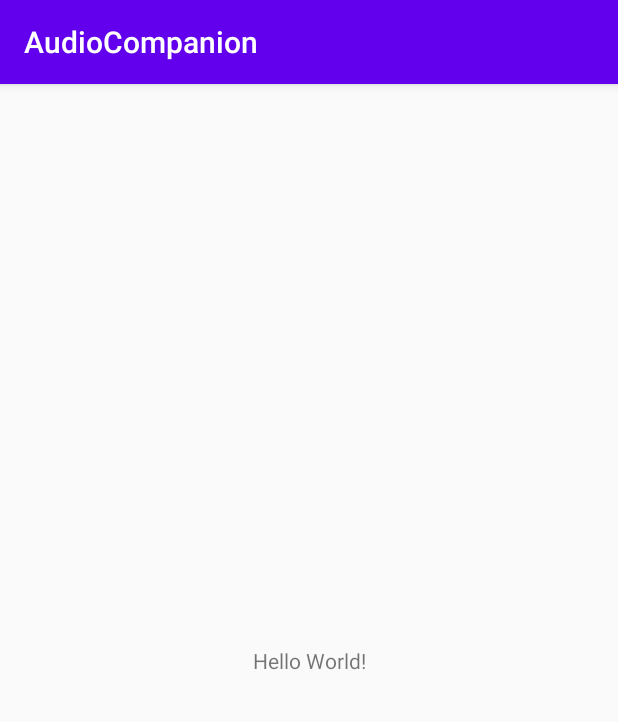
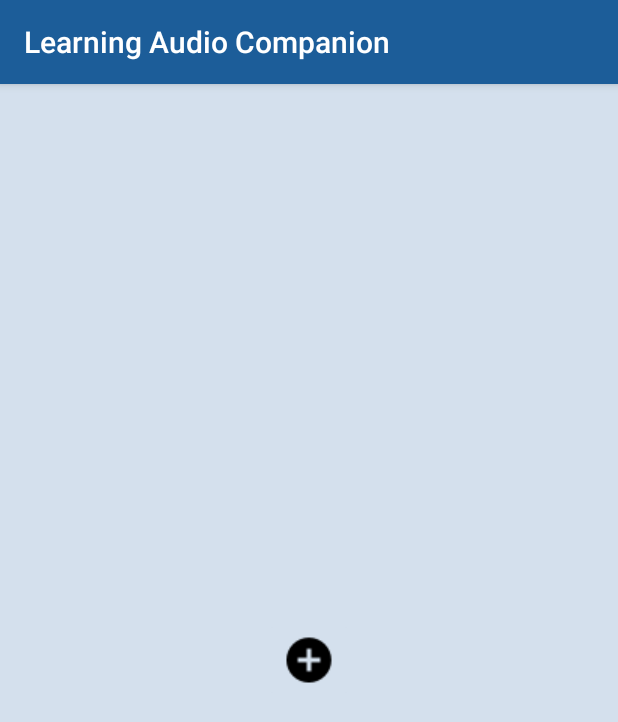
Before and after one commit to honchomort/AudioCompanion, an Android app: the screen it shows after launch (MainActivity before the commit, ListAudio after it), on a phone screen of 412 x 824 dp. Shown: the top 722 px of the screen. Run offline under Robolectric (Android 15) with nearby library versions, the phone set to English and light mode, and no system bars.

Commit message:
Added colour scheme 2 Activities created for listing and recording audio basic media recording functions added

```diff
--- /dev/null
+++ b/app/src/main/java/com/gads/audiocompanion/ListAudio.java
@@ -0,0 +1,33 @@
+package com.gads.audiocompanion;
+
+import android.content.Intent;
+import android.os.Bundle;
+import android.view.View;
+import android.widget.ImageButton;
+
+import androidx.appcompat.app.AppCompatActivity;
+
+public class ListAudio extends AppCompatActivity {
+
+    private ImageButton gotoRecord;
+
+
+    @Override
+    protected void onCreate(Bundle savedInstanceState) {
+        super.onCreate(savedInstanceState);
+        setContentView(R.layout.activity_list_audio);
+
+        gotoRecord = findViewById(R.id.gotoRecordAudio);
+        gotoRecord.setOnClickListener(new View.OnClickListener() {
+            @Override
+            public void onClick(View view) {
+                Intent intent = new Intent(getApplicationContext(), RecordAudio.class);
+                startActivity(intent);
+            }
+        });
+
+
+        }
+
+
+    }
--- a/app/src/main/java/com/gads/audiocompanion/MainActivity.java
+++ /dev/null
@@ -1,14 +0,0 @@
-package com.gads.audiocompanion;
-
-import androidx.appcompat.app.AppCompatActivity;
-
-import android.os.Bundle;
-
-public class MainActivity extends AppCompatActivity {
-
-    @Override
-    protected void onCreate(Bundle savedInstanceState) {
-        super.onCreate(savedInstanceState);
-        setContentView(R.layout.activity_main);
-    }
-}
--- a/app/src/main/res/layout/activity_main.xml
+++ b/app/src/main/res/layout/activity_list_audio.xml
@@ -4,15 +4,17 @@
     xmlns:tools="http://schemas.android.com/tools"
     android:layout_width="match_parent"
     android:layout_height="match_parent"
-    tools:context=".MainActivity">
+    android:background="@color/colorBackground"
+    tools:context=".ListAudio">
 
-    <TextView
+    <ImageButton
+        android:id="@+id/gotoRecordAudio"
         android:layout_width="wrap_content"
         android:layout_height="wrap_content"
-        android:text="Hello World!"
+        android:backgroundTint="@color/colorBackground"
+        android:src="@drawable/baseline_add_circle_black_18dp"
         app:layout_constraintBottom_toBottomOf="parent"
-        app:layout_constraintLeft_toLeftOf="parent"
-        app:layout_constraintRight_toRightOf="parent"
+        app:layout_constraintEnd_toEndOf="parent"
+        app:layout_constraintStart_toStartOf="parent"
         app:layout_constraintTop_toTopOf="parent" />
-
 </androidx.constraintlayout.widget.ConstraintLayout>
--- a/app/src/main/res/values/colors.xml
+++ b/app/src/main/res/values/colors.xml
@@ -1,6 +1,8 @@
 <?xml version="1.0" encoding="utf-8"?>
 <resources>
-    <color name="colorPrimary">#6200EE</color>
-    <color name="colorPrimaryDark">#3700B3</color>
-    <color name="colorAccent">#03DAC5</color>
+    <color name="colorPrimary">#1C5D99</color>
+    <color name="colorPrimaryDark">#103456</color>
+    <color name="colorAccent">#639FAB</color>
+    <color name="colorBackground">#D4E0ED</color>
+
 </resources>
--- a/app/src/main/res/values/strings.xml
+++ b/app/src/main/res/values/strings.xml
@@ -1,3 +1,3 @@
 <resources>
-    <string name="app_name">AudioCompanion</string>
+    <string name="app_name">Learning Audio Companion</string>
 </resources>
```
Also changed, not shown: app/src/main/AndroidManifest.xml (+8 -1 lines), app/src/main/java/com/gads/audiocompanion/RecordAudio.java (added, +138 -0 lines), app/src/main/res/layout/activity_record_audio.xml (added, +30 -0 lines), app/src/main/res/drawable/baseline_add_circle_black_18dp.png (added), app/src/main/res/drawable/baseline_mic_black_18dp.png (added), app/src/main/res/drawable/baseline_mic_none_black_18dp.png (added).
